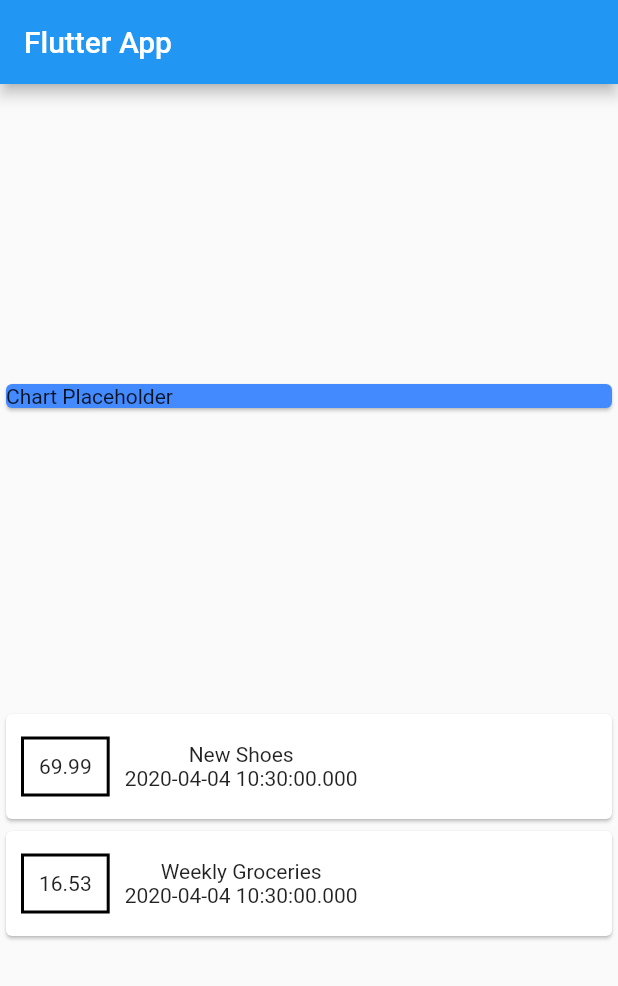
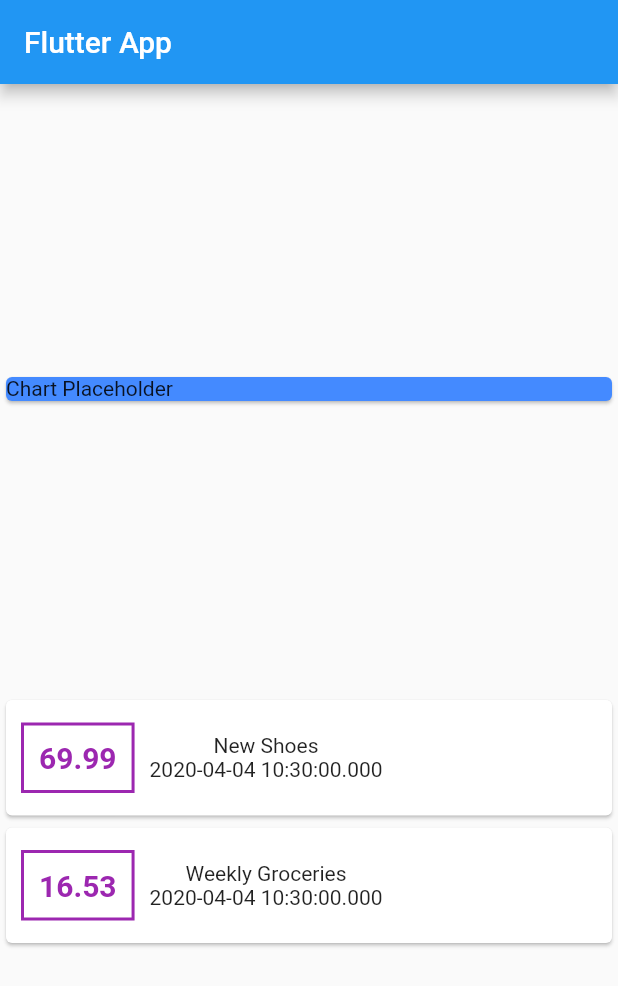
Before and after one commit to PatrickChow0803/Expenses-Tracker, a Flutter app: the screen it shows after launch, on a phone screen of 412 x 824 dp. Shown: the top 986 px of the screen. Run offline on Flutter 3.47's test engine with Material 2 defaults, Android fonts, the phone set to English and light mode, and no system bars.

Commit message:
Adding styling to the text and container to match

```diff
--- a/flutter_app/lib/screens/home_screen.dart
+++ b/flutter_app/lib/screens/home_screen.dart
@@ -45,11 +45,16 @@ class HomeScreen extends StatelessWidget {
                     margin:
                         EdgeInsets.symmetric(vertical: 15.0, horizontal: 10.0),
                     decoration: BoxDecoration(
-                      border: Border.all(color: Colors.black, width: 2.0),
+                      border: Border.all(color: Colors.purple, width: 2.0),
                     ),
                     padding: EdgeInsets.all(10),
                     child: Text(
                       trans.amount.toString(),
+                      style: TextStyle(
+                        color: Colors.purple,
+                        fontWeight: FontWeight.bold,
+                        fontSize: 20,
+                      ),
                     ),
                   ),
                   Column(
```
